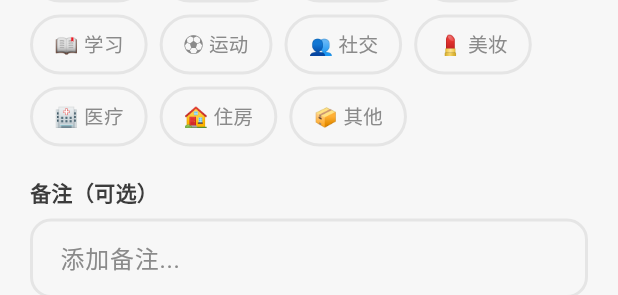
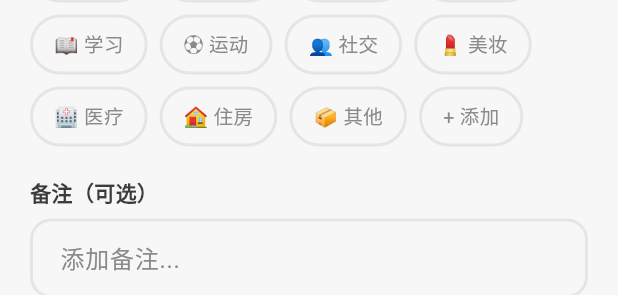
Before and after one commit to J-ade-g/life-tracker, a Flutter app: the ExpenseDialog widget shown alone on an empty page, opened directly with empty values, after a tap on "确认", on a phone screen of 412 x 824 dp. Shown: the part 488-783 px from the top of the screen. Run offline on Flutter 3.47's test engine with Material 3 defaults, Android fonts, the phone set to English and light mode, and no system bars; our stand-ins replace fl_chart, hive_flutter, open_filex, package_info_plus; accounts and stored records are empty; network calls fail.

```diff
--- a/lib/dialogs/expense_dialog.dart
+++ b/lib/dialogs/expense_dialog.dart
@@ -2,6 +2,8 @@ import 'package:flutter/material.dart';
 import 'package:life_tracker/theme/app_theme.dart';
 import 'package:flutter/services.dart';
 import 'package:life_tracker/models/record.dart';
+import 'package:life_tracker/providers/data_provider.dart';
+import 'package:provider/provider.dart';
 
 class ExpenseDialog extends StatefulWidget {
   final void Function(Record) onSubmit;
@@ -27,6 +29,8 @@ class _ExpenseDialogState extends State<ExpenseDialog> {
   final _noteController = TextEditingController();
   ExpenseCategory? _selectedExpenseCategory;
   IncomeCategory? _selectedIncomeCategory;
+  String? _selectedCustomExpense; // "emoji|label"
+  String? _selectedCustomIncome;
 
   @override
   void dispose() { _amountController.dispose(); _noteController.dispose(); super.dispose(); }
@@ -117,9 +121,17 @@ class _ExpenseDialogState extends State<ExpenseDialog> {
             Text('分类 *', style: TextStyle(color: AppTheme.textPrimary, fontWeight: FontWeight.w600)),
             const SizedBox(height: 8),
             if (_isExpense)
-              Wrap(spacing: 8, runSpacing: 8, children: ExpenseCategory.values.map((cat) => _chip('${cat.emoji} ${cat.label}', _selectedExpenseCategory == cat, () => setState(() => _selectedExpenseCategory = cat))).toList())
+              Wrap(spacing: 8, runSpacing: 8, children: [
+                ...ExpenseCategory.values.map((cat) => _chip('${cat.emoji} ${cat.label}', _selectedExpenseCategory == cat && _selectedCustomExpense == null, () => setState(() { _selectedExpenseCategory = cat; _selectedCustomExpense = null; }))),
+                ...context.watch<DataProvider>().customExpenseCategories.map((c) => _chip('${c.emoji} ${c.label}', _selectedCustomExpense == '${c.emoji}|${c.label}', () => setState(() { _selectedCustomExpense = '${c.emoji}|${c.label}'; _selectedExpenseCategory = null; }))),
+                _addCategoryChip(() => _showAddCategoryDialog(isExpense: true)),
+              ])
             else
-              Wrap(spacing: 8, runSpacing: 8, children: IncomeCategory.values.map((cat) => _chip('${cat.emoji} ${cat.label}', _selectedIncomeCategory == cat, () => setState(() => _selectedIncomeCategory = cat))).toList()),
+              Wrap(spacing: 8, runSpacing: 8, children: [
+                ...IncomeCategory.values.map((cat) => _chip('${cat.emoji} ${cat.label}', _selectedIncomeCategory == cat && _selectedCustomIncome == null, () => setState(() { _selectedIncomeCategory = cat; _selectedCustomIncome = null; }))),
+                ...context.watch<DataProvider>().customIncomeCategories.map((c) => _chip('${c.emoji} ${c.label}', _selectedCustomIncome == '${c.emoji}|${c.label}', () => setState(() { _selectedCustomIncome = '${c.emoji}|${c.label}'; _selectedIncomeCategory = null; }))),
+                _addCategoryChip(() => _showAddCategoryDialog(isExpense: false)),
+              ]),
             const SizedBox(height: 20),
 
             Text('备注（可选）', style: TextStyle(color: AppTheme.textPrimary, fontWeight: FontWeight.w600)),
@@ -144,31 +156,90 @@ class _ExpenseDialogState extends State<ExpenseDialog> {
     );
   }
 
+  Widget _addCategoryChip(VoidCallback onTap) => GestureDetector(
+    onTap: onTap,
+    child: Container(
+      padding: const EdgeInsets.symmetric(horizontal: 14, vertical: 8),
+      decoration: BoxDecoration(
+        color: AppTheme.background,
+        borderRadius: BorderRadius.circular(20),
+        border: Border.all(color: AppTheme.cardBorder, width: 2, style: BorderStyle.solid),
+      ),
+      child: const Text('+ 添加', style: TextStyle(color: AppTheme.textSecondary, fontSize: 13)),
+    ),
+  );
+
+  void _showAddCategoryDialog({required bool isExpense}) {
+    final labelCtrl = TextEditingController();
+    final emojiCtrl = TextEditingController(text: '📌');
+    showDialog(
+      context: context,
+      builder: (ctx) => AlertDialog(
+        title: Text(isExpense ? '添加支出分类' : '添加收入分类'),
+        content: Column(
+          mainAxisSize: MainAxisSize.min,
+          children: [
+            TextField(controller: emojiCtrl, decoration: const InputDecoration(labelText: 'Emoji（一个）'), textAlign: TextAlign.center),
+            const SizedBox(height: 8),
+            TextField(controller: labelCtrl, decoration: const InputDecoration(labelText: '分类名称'), autofocus: true),
+          ],
+        ),
+        actions: [
+          TextButton(onPressed: () => Navigator.pop(ctx), child: const Text('取消')),
+          FilledButton(
+            onPressed: () {
+              final label = labelCtrl.text.trim();
+              final emoji = emojiCtrl.text.trim();
+              if (label.isEmpty) return;
+              final dp = context.read<DataProvider>();
+              if (isExpense) {
+                dp.addCustomExpenseCategory(emoji.isEmpty ? '📌' : emoji, label);
+              } else {
+                dp.addCustomIncomeCategory(emoji.isEmpty ? '📌' : emoji, label);
+              }
+              Navigator.pop(ctx);
+            },
+            child: const Text('添加'),
+          ),
+        ],
+      ),
+    );
+  }
+
   void _submit() {
     final amount = double.tryParse(_amountController.text.trim());
     if (amount == null || amount <= 0) {
       ScaffoldMessenger.of(context).showSnackBar(const SnackBar(content: Text('请输入有效金额')));
       return;
     }
-    if (_isExpense && _selectedExpenseCategory == null) {
+    if (_isExpense && _selectedExpenseCategory == null && _selectedCustomExpense == null) {
       ScaffoldMessenger.of(context).showSnackBar(const SnackBar(content: Text('请选择支出分类')));
       return;
     }
-    if (!_isExpense && _selectedIncomeCategory == null) {
+    if (!_isExpense && _selectedIncomeCategory == null && _selectedCustomIncome == null) {
       ScaffoldMessenger.of(context).showSnackBar(const SnackBar(content: Text('请选择收入分类')));
       return;
+    }
+    final data = <String, dynamic>{'amount': amount, 'note': _noteController.text.trim()};
+    if (_isExpense) {
+      if (_selectedExpenseCategory != null) {
+        data['expenseCategory'] = _selectedExpenseCategory;
+      } else if (_selectedCustomExpense != null) {
+        data['customCategory'] = _selectedCustomExpense;
+      }
+    } else {
+      if (_selectedIncomeCategory != null) {
+        data['incomeCategory'] = _selectedIncomeCategory;
+      } else if (_selectedCustomIncome != null) {
+        data['customCategory'] = _selectedCustomIncome;
+      }
     }
     widget.onSubmit(Record(
       id: DateTime.now().millisecondsSinceEpoch.toString(),
       timestamp: DateTime.now(),
       type: _isExpense ? RecordType.expense : RecordType.income,
       origin: RecordOrigin.spontaneous,
-      data: {
-        'amount': amount,
-        if (_isExpense) 'expenseCategory': _selectedExpenseCategory,
-        if (!_isExpense) 'incomeCategory': _selectedIncomeCategory,
-        'note': _noteController.text.trim(),
-      },
+      data: data,
     ));
     Navigator.of(context).pop();
   }
--- a/pubspec.yaml
+++ b/pubspec.yaml
@@ -16,7 +16,7 @@ publish_to: 'none' # Remove this line if you wish to publish to pub.dev
 # https://developer.apple.com/library/archive/documentation/General/Reference/InfoPlistKeyReference/Articles/CoreFoundationKeys.html
 # In Windows, build-name is used as the major, minor, and patch parts
 # of the product and file versions while build-number is used as the build suffix.
-version: 2.5.0+16
+version: 2.6.0+17
 
 environment:
   sdk: ^3.7.0
```
Also changed, not shown: lib/providers/data_provider.dart (+36 -0 lines), lib/screens/goals_screen.dart (+27 -3 lines), lib/screens/home_screen.dart (+6 -2 lines), update.json (+4 -4 lines).
